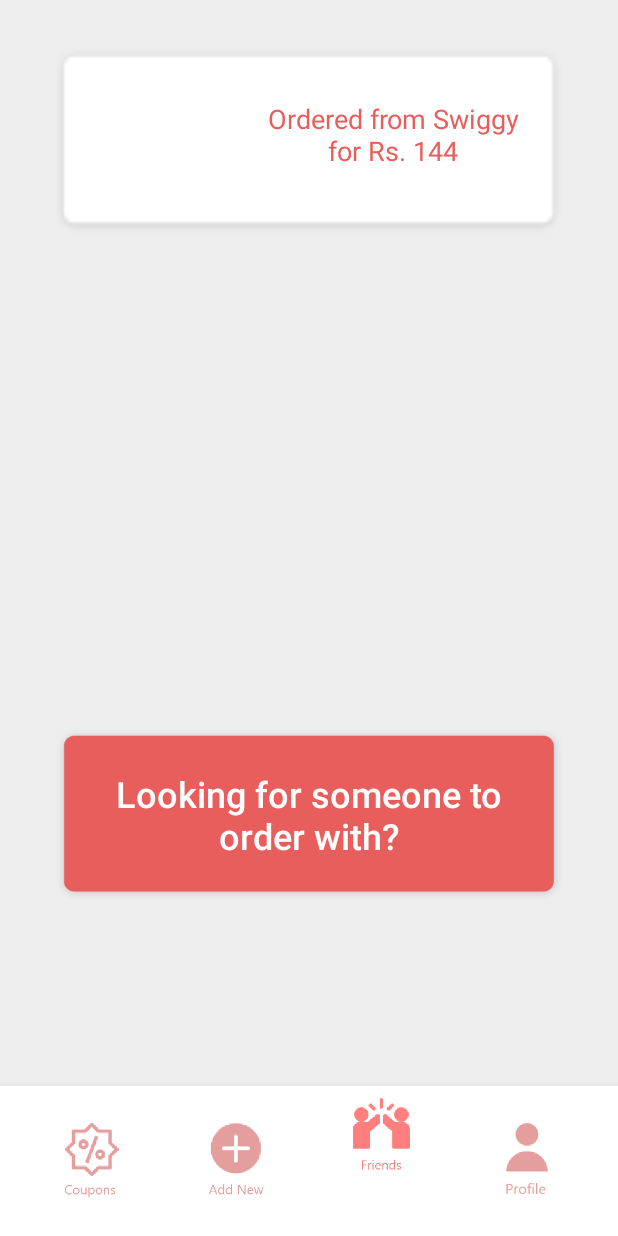
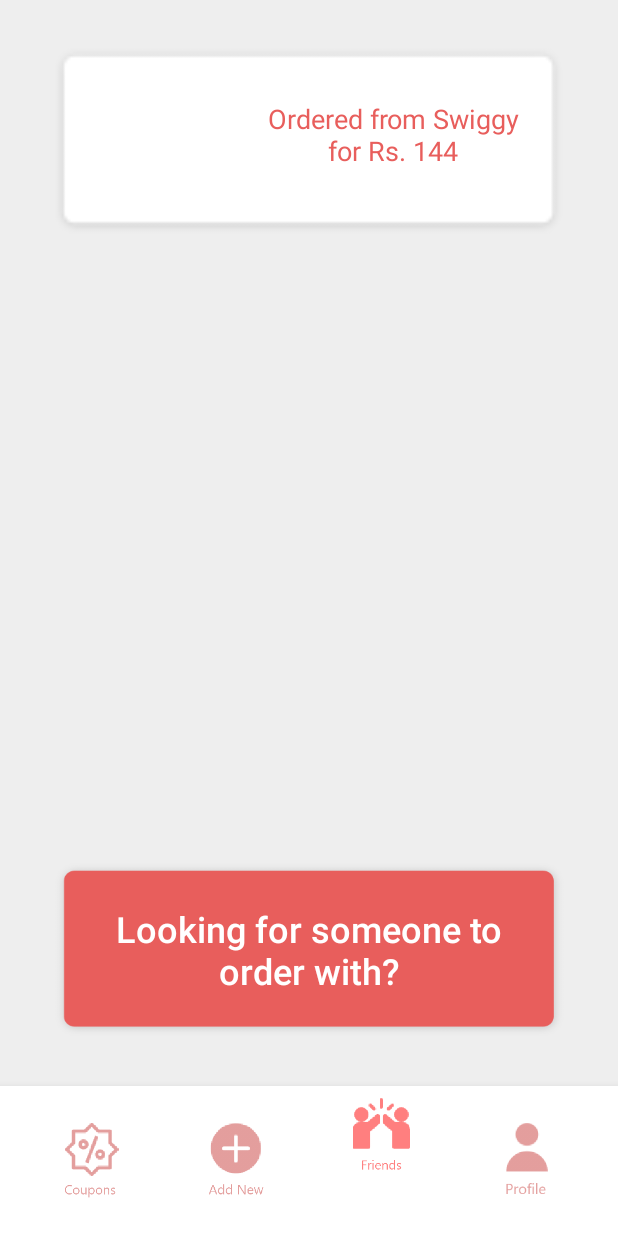
Before and after one commit to jiggylepcha/Dishcounts, an Android app: the screen it shows after launch once a user with an empty profile is signed in (UserDashboard), item 3 of the bottom bar chosen, on a phone screen of 412 x 824 dp. Run offline under Robolectric (Android 15) with nearby library versions, the phone set to English and light mode, and no system bars; our stand-ins replace Firebase (no records; nobody signed in at launch, a user with empty details on screens opened directly).

Commit message:
Update to UI

```diff
--- a/app/src/main/res/layout/fragment_friends.xml
+++ b/app/src/main/res/layout/fragment_friends.xml
@@ -11,7 +11,7 @@
         android:id="@+id/button11"
         android:layout_width="346dp"
         android:layout_height="122dp"
-        android:layout_marginBottom="120dp"
+        android:layout_marginBottom="30dp"
         android:background="@drawable/redrum"
         android:paddingLeft="18sp"
         android:paddingRight="18sp"
```
